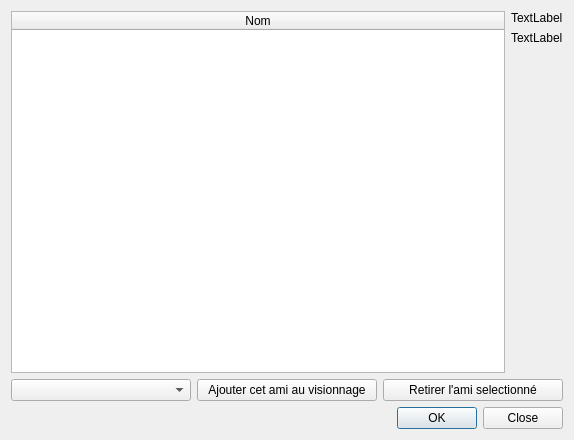
This is src/ui/dialogs/edit_date.ui in seigneurfuo/MyAnimeManager3 as Qt 5 draws it before an edit. The edited form follows.
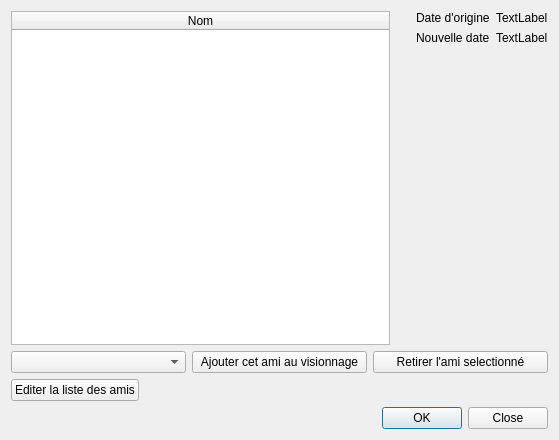
This is the edited form. Icons and pictures are not drawn.

Commit message: Modifications sur l'ajout des amis sur une date de visionnage.

```diff
--- a/src/ui/dialogs/edit_date.ui
+++ b/src/ui/dialogs/edit_date.ui
@@ -9,7 +9,7 @@
    <rect>
     <x>0</x>
     <y>0</y>
-    <width>574</width>
+    <width>559</width>
     <height>440</height>
    </rect>
   </property>
@@ -47,20 +47,6 @@
      </item>
      <item>
       <layout class="QVBoxLayout" name="verticalLayout">
-       <item>
-        <widget class="QLabel" name="old_date_label">
-         <property name="text">
-          <string>TextLabel</string>
-         </property>
-        </widget>
-       </item>
-       <item>
-        <widget class="QLabel" name="new_date_label">
-         <property name="text">
-          <string>TextLabel</string>
-         </property>
-        </widget>
-       </item>
        <item>
         <spacer name="verticalSpacer">
          <property name="orientation">
@@ -78,7 +64,56 @@
      </item>
     </layout>
    </item>
-   <item row="1" column="0">
+   <item row="0" column="1">
+    <layout class="QVBoxLayout" name="verticalLayout_3">
+     <item>
+      <layout class="QGridLayout" name="gridLayout_2">
+       <item row="1" column="1">
+        <widget class="QLabel" name="new_date_label">
+         <property name="text">
+          <string>TextLabel</string>
+         </property>
+        </widget>
+       </item>
+       <item row="0" column="0">
+        <widget class="QLabel" name="label">
+         <property name="text">
+          <string>Date d'origine</string>
+         </property>
+        </widget>
+       </item>
+       <item row="0" column="1">
+        <widget class="QLabel" name="old_date_label">
+         <property name="text">
+          <string>TextLabel</string>
+         </property>
+        </widget>
+       </item>
+       <item row="1" column="0">
+        <widget class="QLabel" name="label_2">
+         <property name="text">
+          <string>Nouvelle date</string>
+         </property>
+        </widget>
+       </item>
+      </layout>
+     </item>
+     <item>
+      <spacer name="verticalSpacer_2">
+       <property name="orientation">
+        <enum>Qt::Vertical</enum>
+       </property>
+       <property name="sizeHint" stdset="0">
+        <size>
+         <width>20</width>
+         <height>40</height>
+        </size>
+       </property>
+      </spacer>
+     </item>
+    </layout>
+   </item>
+   <item row="1" column="0" colspan="2">
     <layout class="QHBoxLayout" name="horizontalLayout_3">
      <item>
       <widget class="QComboBox" name="comboBox"/>
@@ -99,7 +134,7 @@
      </item>
     </layout>
    </item>
-   <item row="2" column="0">
+   <item row="3" column="0" colspan="2">
     <widget class="QDialogButtonBox" name="buttonBox">
      <property name="orientation">
       <enum>Qt::Horizontal</enum>
@@ -109,6 +144,34 @@
      </property>
     </widget>
    </item>
+   <item row="2" column="0" colspan="2">
+    <layout class="QHBoxLayout" name="horizontalLayout">
+     <item>
+      <widget class="QPushButton" name="pushButton_3">
+       <property name="text">
+        <string>Editer la liste des amis</string>
+       </property>
+       <property name="icon">
+        <iconset>
+         <normaloff>../../resources/icons/users.png</normaloff>../../resources/icons/users.png</iconset>
+       </property>
+      </widget>
+     </item>
+     <item>
+      <spacer name="horizontalSpacer">
+       <property name="orientation">
+        <enum>Qt::Horizontal</enum>
+       </property>
+       <property name="sizeHint" stdset="0">
+        <size>
+         <width>40</width>
+         <height>20</height>
+        </size>
+       </property>
+      </spacer>
+     </item>
+    </layout>
+   </item>
   </layout>
  </widget>
  <resources/>
```
Left out of the diff: 8 changed lines with no effect on the pictures.
